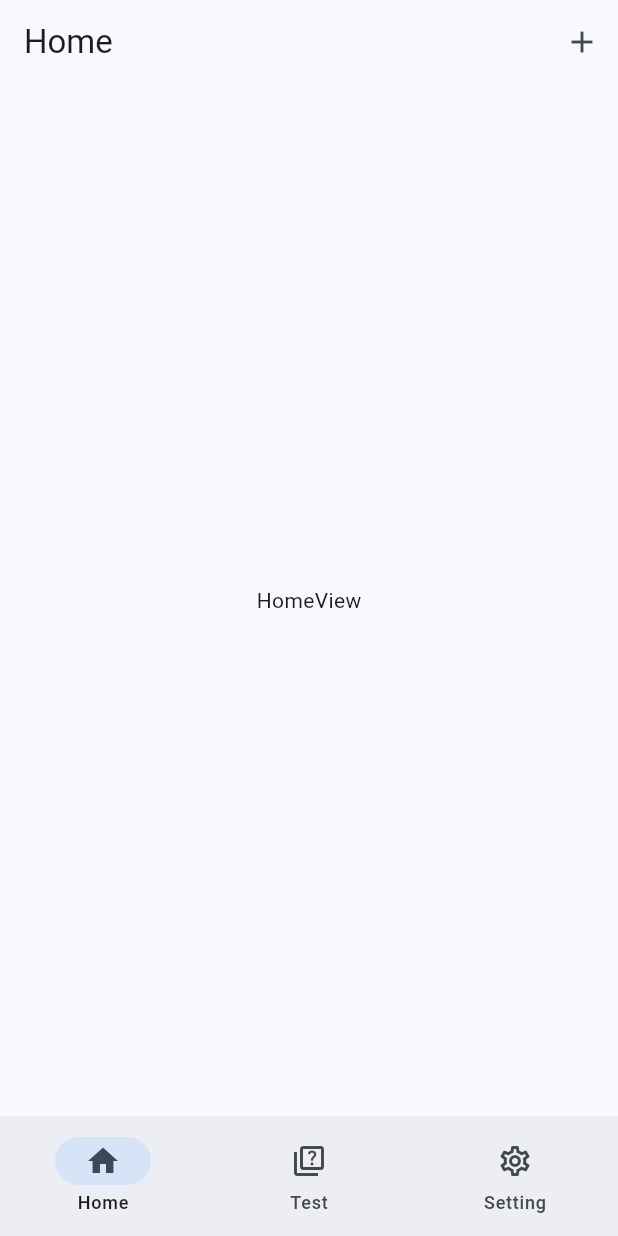
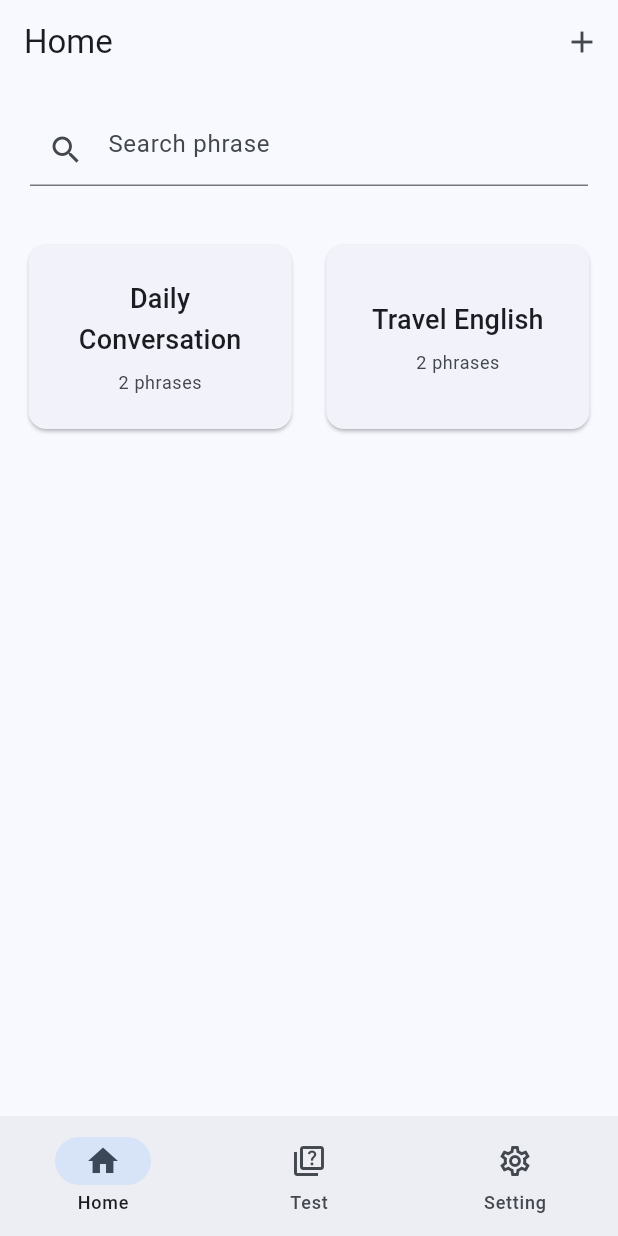
Before and after one commit to ShioriKarube/Phrase-App, a Flutter app: the screen it shows after launch, on a phone screen of 412 x 824 dp. Run offline on Flutter 3.47's test engine with Material 3 defaults, Android fonts, the phone set to English and light mode, and no system bars.

Commit message:
Added home_view and dummy code in phrase_set_view

```diff
--- a/lib/views/home_view.dart
+++ b/lib/views/home_view.dart
@@ -1,5 +1,6 @@
 import 'package:flutter/material.dart';
 import 'package:phrase_app/data/phrase.dart';
+import 'package:phrase_app/views/phrase_set_view.dart';
 
 class HomeView extends StatefulWidget {
   const HomeView({super.key});
@@ -77,10 +78,78 @@ class _HomeViewState extends State<HomeView> {
           IconButton(
             onPressed: _showCreateSetDialog,
             icon: const Icon(Icons.add),
+            tooltip: 'Create new set',
           ),
         ],
       ),
-      body: const Center(child: Text('HomeView')),
+      body: Column(
+        children: [
+          Padding(
+            padding: const EdgeInsets.all(20.0),
+            child: TextField(
+              decoration: const InputDecoration(
+                hintText: 'Search phrase',
+                prefixIcon: Icon(Icons.search),
+              ),
+              onChanged: _filterSets,
+            ),
+          ),
+          Expanded(
+            child: _filteredSets.isEmpty
+              ? const Center(
+                child: Text('No sets found'),
+                )
+              : GridView.builder(
+                padding:EdgeInsets.all(15),
+                gridDelegate: const SliverGridDelegateWithFixedCrossAxisCount(
+                  crossAxisCount: 2,
+                  crossAxisSpacing: 15,
+                  mainAxisSpacing: 16,
+                  childAspectRatio: 1.4,
+                ),
+                itemCount: _filteredSets.length,
+                itemBuilder: (context, index) {
+                  final set = _filteredSets[index];
+                  return Card(
+                    child: InkWell(
+                      onTap: () {
+                        Navigator.push(
+                          context,
+                          MaterialPageRoute(
+                            builder: (context) => PhraseSetView(phraseSet: set),
+                          ),
+                        );
+                      },
+                      child: Padding(
+                        padding: const EdgeInsets.all(15.0),
+                        child: Column(
+                          mainAxisAlignment: MainAxisAlignment.center,
+                          crossAxisAlignment: CrossAxisAlignment.center,
+                          children: [
+                            Text(
+                              set.setName,
+                              textAlign: TextAlign.center,
+                              style: Theme.of(context).textTheme.titleMedium?.copyWith(fontSize: 18),
+                              maxLines: 2,
+                              overflow: TextOverflow.ellipsis,
+                            ),
+                            const SizedBox(height: 8),
+                            Text(
+                              '${set.phrases.length} phrases',
+                              style: Theme.of(context).textTheme.bodySmall?.copyWith(
+                                color: Theme.of(context).colorScheme.onSurfaceVariant,
+                              ),
+                            )
+                          ]
+                        ),
+                      ),
+                    )
+                  );
+                },
+              )
+          ),
+        ],
+      ),
     );
   }
 }
```
Also changed, not shown: lib/views/phrase_set_view.dart (added, +26 -0 lines).
